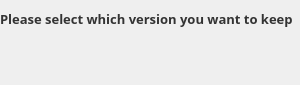
This is src/MEGASync/stalled_issues/gui/stalled_issues_cases/linux/LocalAndRemoteDifferentWidget.ui in meganz/MEGAsync as Qt 5 draws it before an edit. The edited form follows.
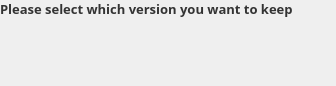
This is the edited form. Custom widgets are drawn as their Qt base class.

Patch:
```diff
--- a/src/MEGASync/stalled_issues/gui/stalled_issues_cases/linux/LocalAndRemoteDifferentWidget.ui
+++ b/src/MEGASync/stalled_issues/gui/stalled_issues_cases/linux/LocalAndRemoteDifferentWidget.ui
@@ -6,8 +6,8 @@
    <rect>
     <x>0</x>
     <y>0</y>
-    <width>288</width>
-    <height>85</height>
+    <width>336</width>
+    <height>86</height>
    </rect>
   </property>
   <property name="windowTitle">
@@ -24,13 +24,13 @@
     <number>0</number>
    </property>
    <property name="topMargin">
-    <number>10</number>
+    <number>0</number>
    </property>
    <property name="rightMargin">
-    <number>7</number>
+    <number>11</number>
    </property>
    <property name="bottomMargin">
-    <number>15</number>
+    <number>11</number>
    </property>
    <item alignment="Qt::AlignTop">
     <widget class="QLabel" name="selectLabel">
@@ -79,7 +79,7 @@
      <property name="spacing">
       <number>28</number>
      </property>
-     <property name="bottomMargin">
+     <property name="topMargin">
       <number>0</number>
      </property>
      <item>
```
